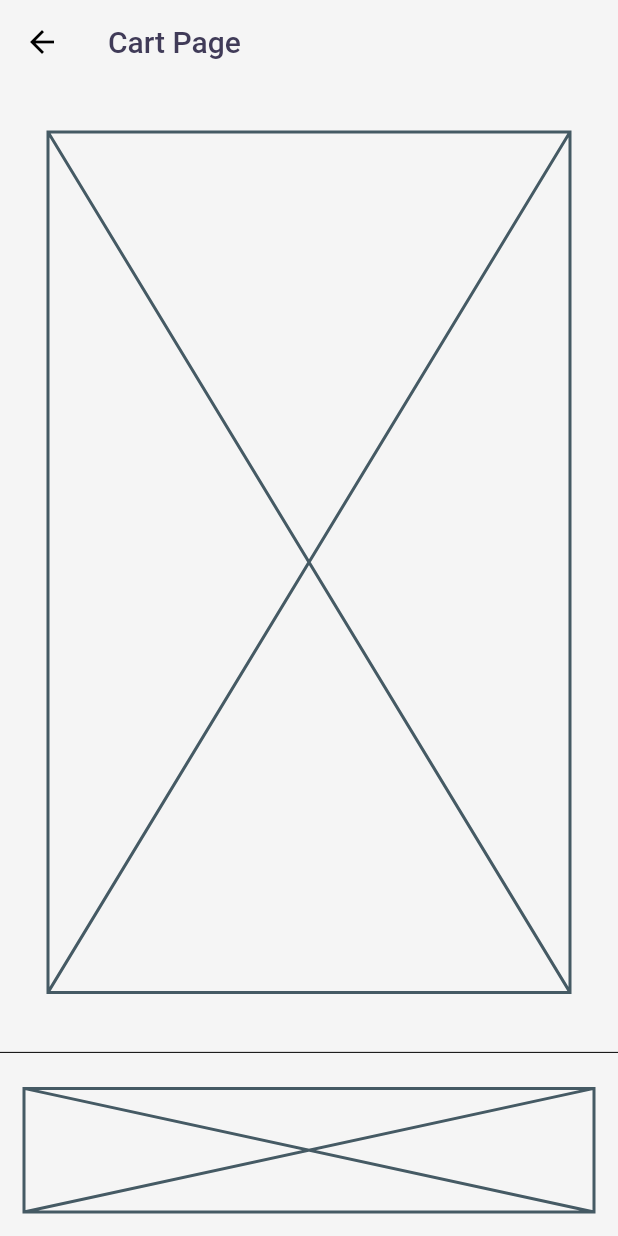
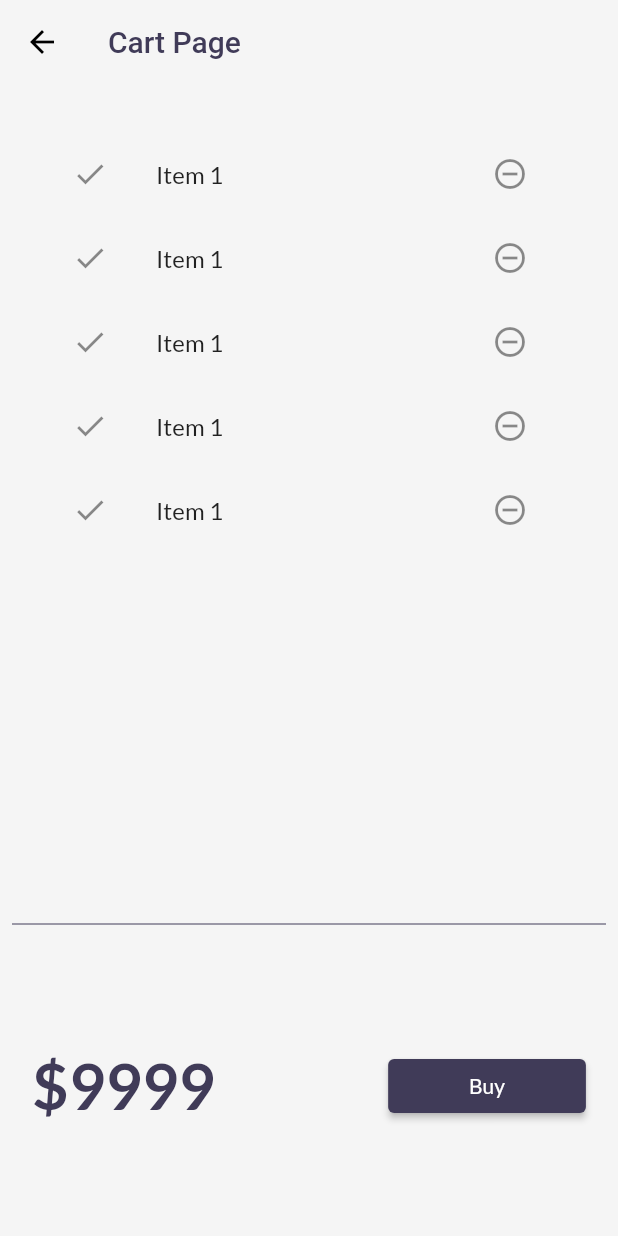
Before and after one commit to AvneetSingh2001/catalog-update, a Flutter app: the CartPage screen opened by its route, on a phone screen of 412 x 824 dp. Run offline on Flutter 3.47's test engine with Material 2 defaults, Android fonts, the phone set to English and light mode, and no system bars; our stand-ins replace google_fonts, velocity_x.

Commit message:
dummy cart

```diff
--- a/lib/pages/cart_page.dart
+++ b/lib/pages/cart_page.dart
@@ -1,4 +1,5 @@
 import 'package:catalog_revision/widgets/theme.dart';
+import 'package:flutter/cupertino.dart';
 import 'package:flutter/material.dart';
 import 'package:velocity_x/velocity_x.dart';
 
@@ -18,12 +19,61 @@ class CartPage extends StatelessWidget {
         ),
         body: Column(
           children: [
-            Expanded(child: Placeholder().p32()),
+            Expanded(child: _cartList().p32()),
             Divider(
-              color: Colors.black,
-            ),
-            Placeholder().h10(context).p16(),
+              color: Theme.of(context).accentColor,
+            ).px8(),
+            _cartTotal()
           ],
         ));
   }
 }
+
+class _cartTotal extends StatelessWidget {
+  const _cartTotal({Key? key}) : super(key: key);
+
+  @override
+  Widget build(BuildContext context) {
+    return Container(
+      height: 200,
+      child: Row(
+        mainAxisAlignment: MainAxisAlignment.spaceAround,
+        children: [
+          "\$9999".text.xl5.bold.color(Theme.of(context).accentColor).make(),
+          30.widthBox,
+          ElevatedButton(
+                  style: ButtonStyle(
+                      backgroundColor: MaterialStateProperty.all(
+                          Theme.of(context).buttonColor)),
+                  onPressed: () {},
+                  child: "Buy".text.make())
+              .w32(context)
+        ],
+      ),
+    );
+  }
+}
+
+class _cartList extends StatefulWidget {
+  const _cartList({Key? key}) : super(key: key);
+
+  @override
+  _cartListState createState() => _cartListState();
+}
+
+class _cartListState extends State<_cartList> {
+  @override
+  Widget build(BuildContext context) {
+    return ListView.builder(
+      itemBuilder: (context, index) {
+        return ListTile(
+          leading: Icon(Icons.done),
+          trailing: IconButton(
+              onPressed: () {}, icon: Icon(Icons.remove_circle_outline)),
+          title: "Item 1".text.make(),
+        );
+      },
+      itemCount: 5,
+    );
+  }
+}
```
